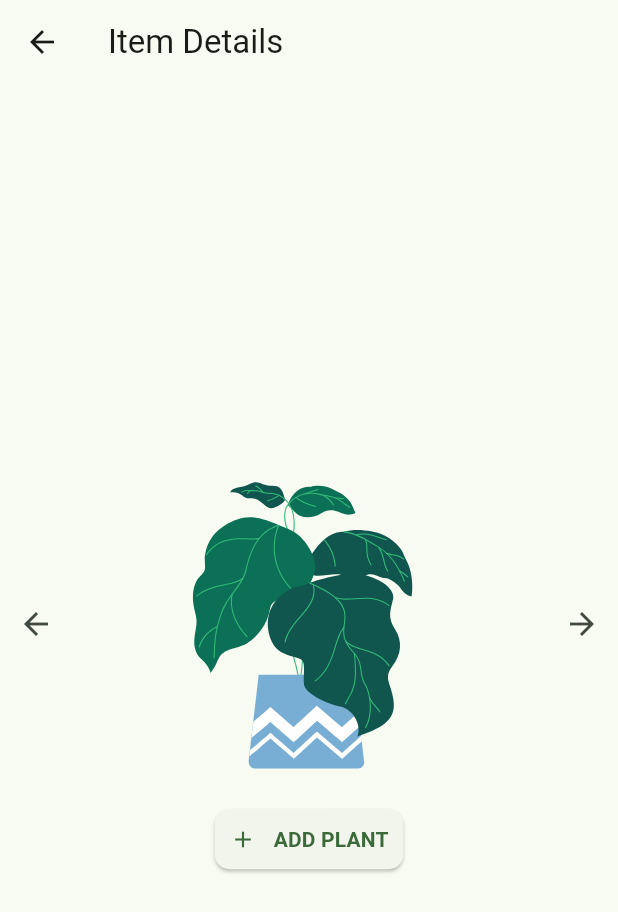
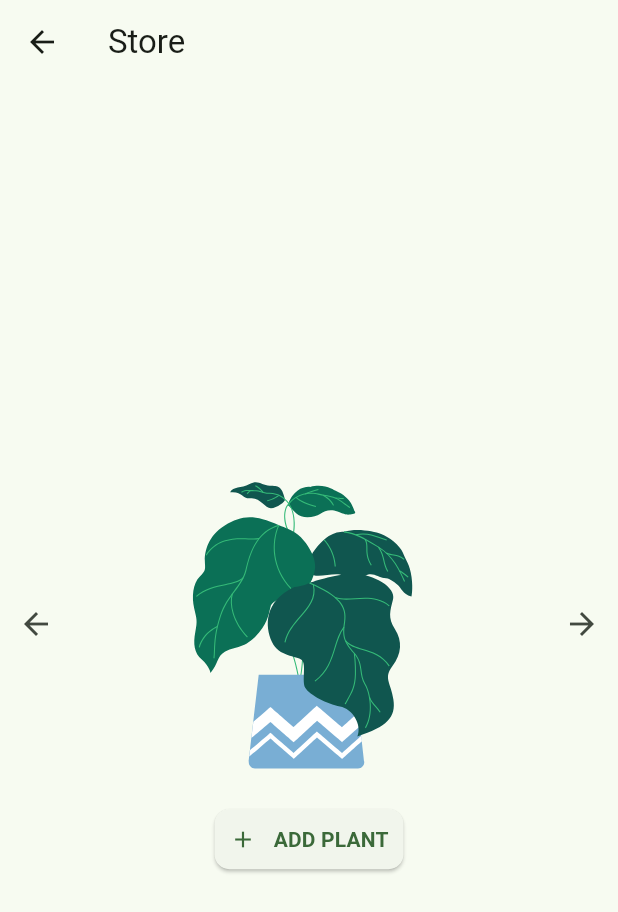
Before and after one commit to tanphuccgl/Plant-Notification, a Flutter app: the screen it shows after launch, after a tap on "NEW PLANT", on a phone screen of 412 x 824 dp. Shown: the top 912 px of the screen. Run offline on Flutter 3.47's test engine with Material 2 defaults, Android fonts, the phone set to English and light mode, and no system bars; our stand-ins replace bot_toast, equatable, flutter_bloc, flutter_screenutil, google_fonts, lottie and 1 more; generated files the repository leaves out were written again.

Commit message:
refactor code

```diff
--- a/lib/src/feature/account/account_state.dart
+++ b/lib/src/feature/account/account_state.dart
@@ -5,6 +5,8 @@ class AccountState extends Equatable {
   final WUser user;
 
   List<WPlant> get plants => user.plants;
+  bool get plantsIsEmpty => user.plants.isEmpty;
+
   bool get userNotEmpty => UserPref().getUser() != null;
 
   const AccountState({
--- /dev/null
+++ b/lib/src/feature/home/empty_plant_page.dart
@@ -0,0 +1,45 @@
+import 'package:flutter/material.dart';
+import 'package:flutter_screenutil/flutter_screenutil.dart';
+import 'package:google_fonts/google_fonts.dart';
+import 'package:lottie/lottie.dart';
+import 'package:plant_notification/src/feature/store/store_page.dart';
+
+class EmptyPlantPage extends StatelessWidget {
+  const EmptyPlantPage({super.key});
+
+  @override
+  Widget build(BuildContext context) {
+    return Center(
+        child: Column(
+      mainAxisAlignment: MainAxisAlignment.center,
+      children: [
+        Lottie.asset('assets/lotties/empty.json'),
+        SizedBox(
+          height: 30.h,
+        ),
+        ElevatedButton(
+            style: ElevatedButton.styleFrom(
+                padding: const EdgeInsets.all(10),
+                shape: RoundedRectangleBorder(
+                  borderRadius: BorderRadius.circular(10.0),
+                )),
+            onPressed: () =>
+                Navigator.restorablePushNamed(context, StorePage.routeName),
+            child: Row(
+              mainAxisAlignment: MainAxisAlignment.center,
+              mainAxisSize: MainAxisSize.min,
+              children: [
+                const Icon(Icons.add),
+                SizedBox(
+                  width: 10.w,
+                ),
+                Text(
+                  "NEW PLANT",
+                  style: GoogleFonts.aBeeZee(fontWeight: FontWeight.bold),
+                )
+              ],
+            ))
+      ],
+    ));
+  }
+}
--- a/lib/src/feature/home/home_page.dart
+++ b/lib/src/feature/home/home_page.dart
@@ -1,10 +1,10 @@
 import 'package:flutter/material.dart';
 import 'package:flutter_bloc/flutter_bloc.dart';
 import 'package:flutter_screenutil/flutter_screenutil.dart';
-import 'package:google_fonts/google_fonts.dart';
 import 'package:lottie/lottie.dart';
 import 'package:plant_notification/src/feature/account/account_bloc.dart';
-import 'package:plant_notification/src/feature/store/store_page.dart';
+import 'package:plant_notification/src/feature/home/empty_plant_page.dart';
+import 'package:plant_notification/src/widgets/button.dart';
 
 import 'home_bloc.dart';
 
@@ -20,74 +20,30 @@ class HomePage extends StatelessWidget {
     return BlocProvider(
       create: (_) => HomeBloc(),
       child: BlocBuilder<HomeBloc, HomeState>(
-        builder: (context, state1) {
+        builder: (context, _) {
           return BlocBuilder<AccountBloc, AccountState>(
-            builder: (context, state) {
+            builder: (context, acccountState) {
               return Scaffold(
                 appBar: AppBar(
-                  title: const Text('Sample Items'),
+                  title: const Text('Home'),
                   actions: [
                     IconButton(
-                      icon: const Icon(Icons.settings),
-                      onPressed: () {
-                        // Navigate to the settings page. If the user leaves and returns
-                        // to the app after it has been killed while running in the
-                        // background, the navigation stack is restored.
-                        Navigator.restorablePushNamed(
-                            context, StorePage.routeName);
-                      },
+                      icon: const Icon(Icons.store),
+                      onPressed: () =>
+                          context.read<HomeBloc>().onStore(context),
                     ),
                   ],
                 ),
-                body: state.user.plants.isEmpty
-                    ? Center(
-                        child: Column(
-                        mainAxisAlignment: MainAxisAlignment.center,
-                        children: [
-                          Lottie.asset('assets/lotties/empty.json'),
-                          SizedBox(
-                            height: 30.h,
-                          ),
-                          ElevatedButton(
-                              style: ElevatedButton.styleFrom(
-                                  padding: const EdgeInsets.all(10),
-                                  shape: RoundedRectangleBorder(
-                                    borderRadius: BorderRadius.circular(10.0),
-                                  )),
-                              onPressed: () => Navigator.restorablePushNamed(
-                                  context, StorePage.routeName),
-                              child: Row(
-                                mainAxisAlignment: MainAxisAlignment.center,
-                                mainAxisSize: MainAxisSize.min,
-                                children: [
-                                  const Icon(Icons.add),
-                                  SizedBox(
-                                    width: 10.w,
-                                  ),
-                                  Text(
-                                    "NEW PLANT",
-                                    style: GoogleFonts.aBeeZee(
-                                        fontWeight: FontWeight.bold),
-                                  )
-                                ],
-                              ))
-                        ],
-                      ))
+                body: acccountState.plantsIsEmpty
+                    ? const EmptyPlantPage()
                     : Column(
                         mainAxisAlignment: MainAxisAlignment.center,
                         children: [
                           Row(
                             children: [
                               IconButton(
-                                  onPressed: () {
-                                    context
-                                        .read<HomeBloc>()
-                                        .controller
-                                        .previousPage(
-                                            duration: const Duration(
-                                                milliseconds: 500),
-                                            curve: Curves.easeInOut);
-                                  },
+                                  onPressed: () =>
+                                      context.read<HomeBloc>().onArrowBack(),
                                   icon: const Icon(Icons.arrow_back)),
                               Expanded(
                                 child: SizedBox(
@@ -101,46 +57,22 @@ class HomePage extends StatelessWidget {
                                       controller:
                                           context.read<HomeBloc>().controller,
                                       physics: const BouncingScrollPhysics(),
-                                      children: state.plants
+                                      children: acccountState.plants
                                           .map((e) => Lottie.asset(e.image))
                                           .toList()),
                                 ),
                               ),
                               IconButton(
-                                  onPressed: () {
-                                    context
-                                        .read<HomeBloc>()
-                                        .controller
-                                        .nextPage(
-                                            duration: const Duration(
-                                                milliseconds: 500),
-                                            curve: Curves.easeInOut);
-                                  },
+                                  onPressed: () =>
+                                      context.read<HomeBloc>().onArrowForward(),
                                   icon: const Icon(Icons.arrow_forward)),
                             ],
                           ),
-                          ElevatedButton(
-                              style: ElevatedButton.styleFrom(
-                                  padding: const EdgeInsets.all(10),
-                                  shape: RoundedRectangleBorder(
-                                    borderRadius: BorderRadius.circular(10.0),
-                                  )),
-                              onPressed: () {},
-                              child: Row(
-                                mainAxisAlignment: MainAxisAlignment.center,
-                                mainAxisSize: MainAxisSize.min,
-                                children: [
-                                  const Icon(Icons.add),
-                                  SizedBox(
-                                    width: 10.w,
-                                  ),
-                                  Text(
-                                    "WATER",
-                                    style: GoogleFonts.aBeeZee(
-                                        fontWeight: FontWeight.bold),
-                                  )
-                                ],
-                              ))
+                          XButton(
+                            label: 'WATER',
+                            onPressed: () {},
+                            icon: Icons.water,
+                          ),
                         ],
                       ),
               );
--- a/lib/src/feature/store/store_bloc.dart
+++ b/lib/src/feature/store/store_bloc.dart
@@ -17,6 +17,11 @@ class StoreBloc extends Cubit<StoreState> {
   void onPageChanged(int index) =>
       emit(state.copyWith(currentPageIndex: index));
 
+  void onArrowBack() => controller.previousPage(
+      duration: const Duration(milliseconds: 500), curve: Curves.easeInOut);
+  void onArrowForward() => controller.nextPage(
+      duration: const Duration(milliseconds: 500), curve: Curves.easeInOut);
+
   void add(BuildContext context, WPlant value) {
     final user = context.read<AccountBloc>().state.user;
     var cancel = BotToast.showLoading();
--- a/lib/src/feature/store/store_page.dart
+++ b/lib/src/feature/store/store_page.dart
@@ -1,15 +1,16 @@
 import 'package:flutter/material.dart';
 import 'package:flutter_bloc/flutter_bloc.dart';
 import 'package:flutter_screenutil/flutter_screenutil.dart';
-import 'package:google_fonts/google_fonts.dart';
+
 import 'package:lottie/lottie.dart';
+import 'package:plant_notification/src/widgets/button.dart';
 import '../../models/plant_model.dart';
 import 'store_bloc.dart';
 
 class StorePage extends StatelessWidget {
   const StorePage({super.key});
 
-  static const routeName = '/sample_item';
+  static const routeName = '/store_page';
 
   @override
   Widget build(BuildContext context) {
@@ -18,20 +19,15 @@ class StorePage extends StatelessWidget {
       child: BlocBuilder<StoreBloc, StoreState>(
         builder: (context, state) {
           return Scaffold(
-              appBar: AppBar(
-                title: const Text('Item Details'),
-              ),
+              appBar: AppBar(title: const Text('Store')),
               body: Column(
                 mainAxisAlignment: MainAxisAlignment.center,
                 children: [
                   Row(
                     children: [
                       IconButton(
-                          onPressed: () {
-                            context.read<StoreBloc>().controller.previousPage(
-                                duration: const Duration(milliseconds: 500),
-                                curve: Curves.easeInOut);
-                          },
+                          onPressed: () =>
+                              context.read<StoreBloc>().onArrowBack(),
                           icon: const Icon(Icons.arrow_back)),
                       Expanded(
                         child: SizedBox(
@@ -50,38 +46,18 @@ class StorePage extends StatelessWidget {
                         ),
                       ),
                       IconButton(
-                          onPressed: () {
-                            context.read<StoreBloc>().controller.nextPage(
-                                duration: const Duration(milliseconds: 500),
-                                curve: Curves.easeInOut);
-                          },
+                          onPressed: () =>
+                              context.read<StoreBloc>().onArrowForward(),
                           icon: const Icon(Icons.arrow_forward)),
                     ],
                   ),
-                  ElevatedButton(
-                      style: ElevatedButton.styleFrom(
-                          padding: const EdgeInsets.all(10),
-                          shape: RoundedRectangleBorder(
-                            borderRadius: BorderRadius.circular(10.0),
-                          )),
-                      onPressed: () => context
-                          .read<StoreBloc>()
-                          .add(context, stores[state.currentPageIndex]),
-                      child: Row(
-                        mainAxisAlignment: MainAxisAlignment.center,
-                        mainAxisSize: MainAxisSize.min,
-                        children: [
-                          const Icon(Icons.add),
-                          SizedBox(
-                            width: 10.w,
-                          ),
-                          Text(
-                            "ADD PLANT",
-                            style: GoogleFonts.aBeeZee(
-                                fontWeight: FontWeight.bold),
-                          )
-                        ],
-                      ))
+                  XButton(
+                    icon: Icons.add,
+                    label: 'ADD PLANT',
+                    onPressed: () => context
+                        .read<StoreBloc>()
+                        .add(context, stores[state.currentPageIndex]),
+                  ),
                 ],
               ));
         },
--- /dev/null
+++ b/lib/src/widgets/button.dart
@@ -0,0 +1,36 @@
+import 'package:flutter/material.dart';
+import 'package:flutter_screenutil/flutter_screenutil.dart';
+import 'package:google_fonts/google_fonts.dart';
+
+class XButton extends StatelessWidget {
+  final String label;
+  final void Function()? onPressed;
+  final IconData icon;
+  const XButton(
+      {super.key, required this.label, this.onPressed, required this.icon});
+
+  @override
+  Widget build(BuildContext context) {
+    return ElevatedButton(
+        style: ElevatedButton.styleFrom(
+            padding: const EdgeInsets.all(10),
+            shape: RoundedRectangleBorder(
+              borderRadius: BorderRadius.circular(10.0),
+            )),
+        onPressed: onPressed,
+        child: Row(
+          mainAxisAlignment: MainAxisAlignment.center,
+          mainAxisSize: MainAxisSize.min,
+          children: [
+            Icon(icon),
+            SizedBox(
+              width: 10.w,
+            ),
+            Text(
+              label,
+              style: GoogleFonts.aBeeZee(fontWeight: FontWeight.bold),
+            )
+          ],
+        ));
+  }
+}
```
Also changed, not shown: lib/src/feature/home/home_bloc.dart (+9 -0 lines).
